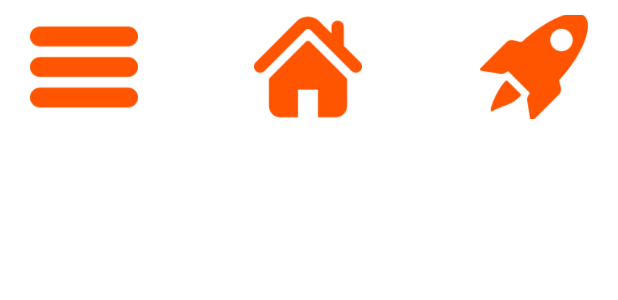
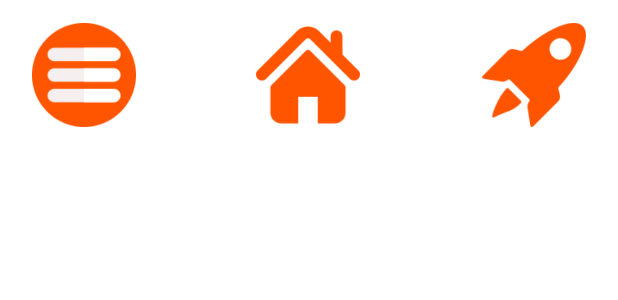
Before and after one commit to arthurrenan00/CataloGame, an Android app: the layout activity_categorias.xml on its own in the app's theme, with its tools: preview values and no code run, on a phone screen of 412 x 824 dp. Shown: the top 300 px of the screen. Run offline under Robolectric (Android 15) with nearby library versions, the phone set to English and light mode, and no system bars.

Commit message:
Atualização dos botões

```diff
--- a/app/src/main/res/layout/activity_categorias.xml
+++ b/app/src/main/res/layout/activity_categorias.xml
@@ -10,9 +10,9 @@
         android:id="@+id/btnhome2"
         android:layout_width="72dp"
         android:layout_height="69dp"
-        android:layout_marginTop="10dp"
+        android:layout_marginTop="15dp"
         android:background="#00FFFFFF"
-        android:scaleType="centerCrop"
+        android:scaleType="fitCenter"
         app:layout_constraintEnd_toEndOf="parent"
         app:layout_constraintHorizontal_bias="0.498"
         app:layout_constraintStart_toStartOf="parent"
@@ -20,29 +20,29 @@
         app:srcCompat="@drawable/home" />
 
     <ImageButton
-        android:id="@+id/btncat2"
+        android:id="@+id/btnlanc2"
+        android:layout_width="72dp"
+        android:layout_height="69dp"
+        android:layout_marginTop="15dp"
+        android:layout_marginEnd="20dp"
+        android:layout_marginRight="20dp"
+        android:background="#00FFFFFF"
+        android:scaleType="fitCenter"
+        app:layout_constraintEnd_toEndOf="parent"
+        app:layout_constraintTop_toTopOf="parent"
+        app:srcCompat="@drawable/rocket" />
+
+    <ImageButton
+        android:id="@+id/imageButton"
         android:layout_width="72dp"
         android:layout_height="69dp"
         android:layout_marginStart="20dp"
         android:layout_marginLeft="20dp"
-        android:layout_marginTop="10dp"
+        android:layout_marginTop="15dp"
         android:background="#00FFFFFF"
-        android:scaleType="centerCrop"
+        android:scaleType="fitCenter"
         app:layout_constraintStart_toStartOf="parent"
         app:layout_constraintTop_toTopOf="parent"
-        app:srcCompat="@drawable/list" />
-
-    <ImageButton
-        android:id="@+id/btnlanc2"
-        android:layout_width="72dp"
-        android:layout_height="69dp"
-        android:layout_marginTop="10dp"
-        android:layout_marginEnd="20dp"
-        android:layout_marginRight="20dp"
-        android:background="#00FFFFFF"
-        android:scaleType="centerCrop"
-        app:layout_constraintEnd_toEndOf="parent"
-        app:layout_constraintTop_toTopOf="parent"
-        app:srcCompat="@drawable/rocket" />
+        app:srcCompat="@drawable/listaMarc" />
 
 </androidx.constraintlayout.widget.ConstraintLayout>
```
Also changed, not shown: app/src/main/res/layout/activity_lancamentos.xml (+7 -6 lines), app/src/main/res/layout/activity_main.xml (+16 -17 lines).
